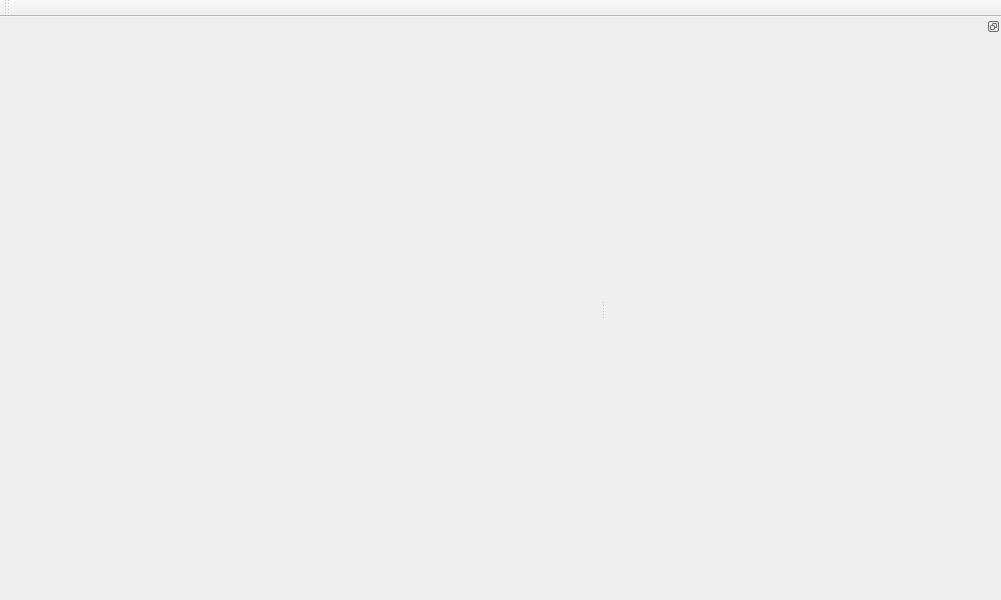
The window that src/view/MainWindow.ui (gnailegoac/rde_ygomi) describes before a commit, drawn with Qt 5.
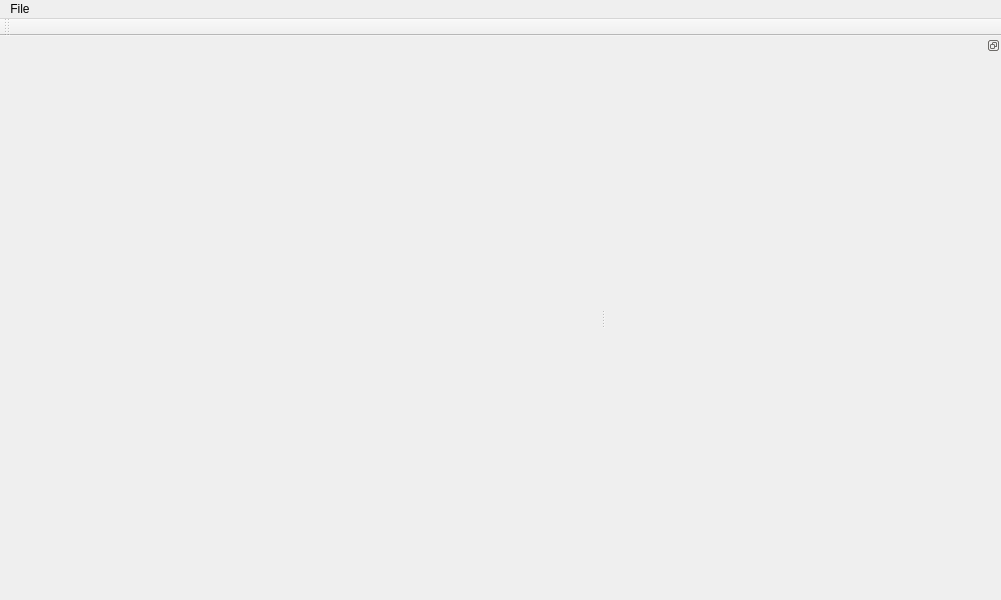
The same window after the commit.

```diff
--- a/src/view/MainWindow.ui
+++ b/src/view/MainWindow.ui
@@ -46,6 +46,15 @@
      <height>22</height>
     </rect>
    </property>
+   <widget class="QMenu" name="menuFile">
+    <property name="title">
+     <string>File</string>
+    </property>
+    <addaction name="actionOpen"/>
+    <addaction name="actionSave"/>
+    <addaction name="actionOpenFolder"/>
+   </widget>
+   <addaction name="menuFile"/>
   </widget>
   <widget class="QToolBar" name="mainToolBar">
    <property name="enabled">
```
Left out of the diff: 15 changed lines with no effect on the pictures.
